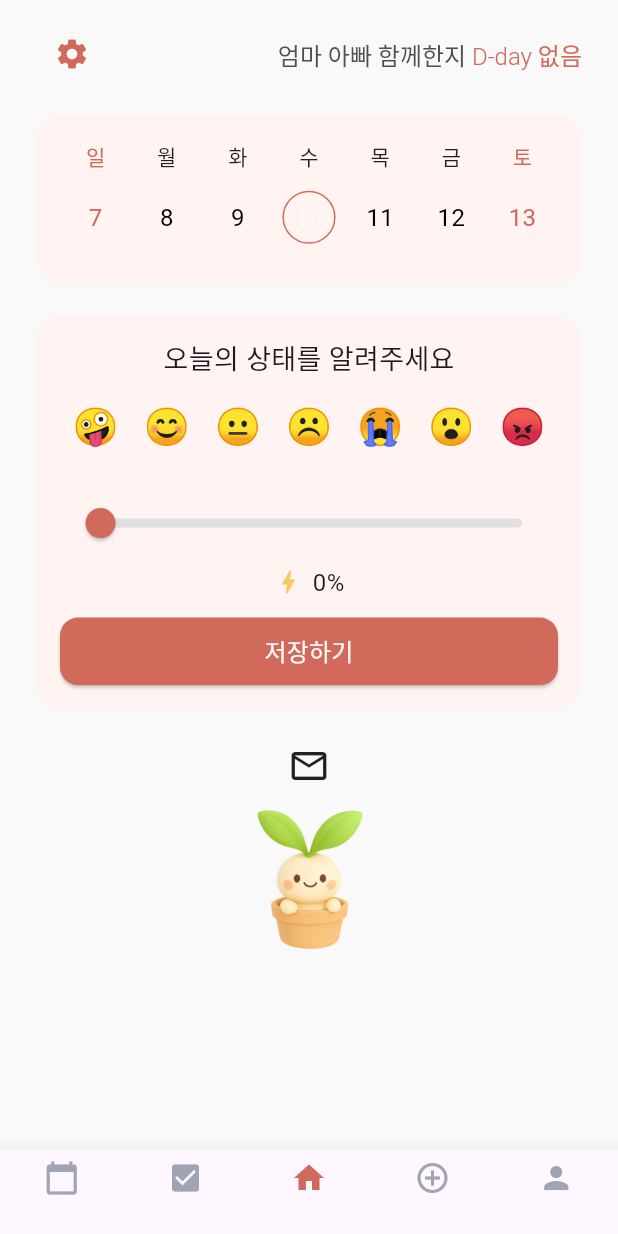
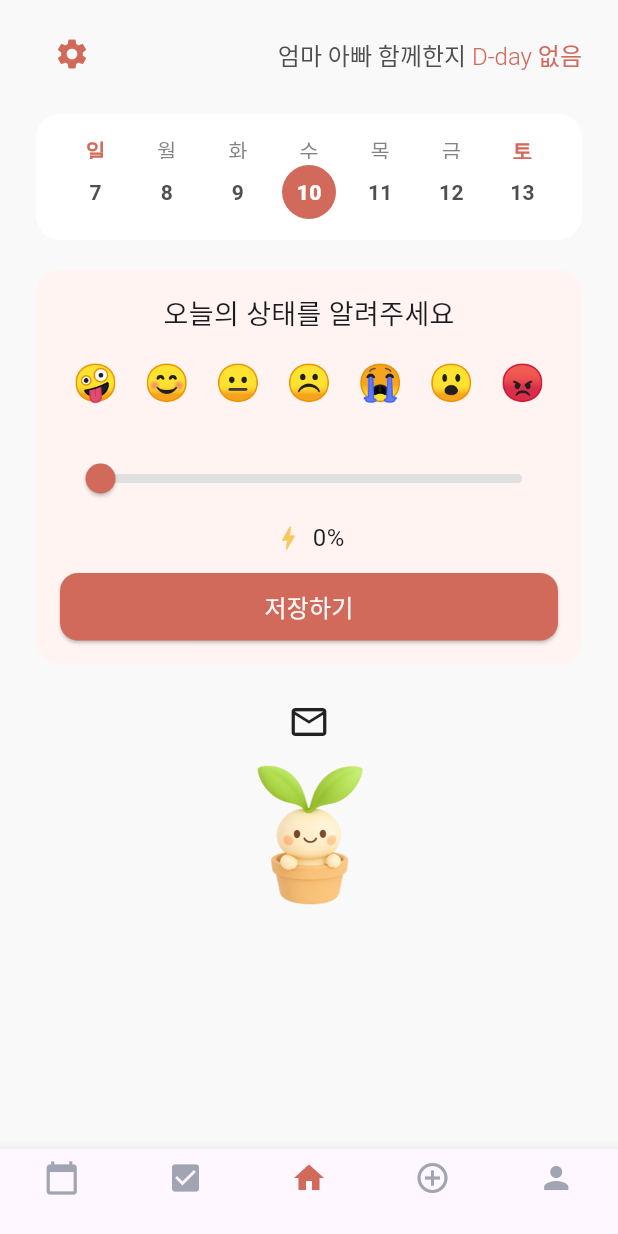
Before and after one commit to leesubeeeeen/growtogether, a Flutter app: the HomePage screen opened by its route, on a phone screen of 412 x 824 dp. Run offline on Flutter 3.47's test engine with Material 3 defaults, Android fonts, the phone set to English and light mode, and no system bars; drawn by our look-alikes of table_calendar; our stand-ins replace cloud_firestore, firebase_auth, firebase_core, flutter_dotenv; accounts and stored records are empty; Roboto replaces fonts that are missing (BMJUA).

Commit message:
fix: 캘린더 날짜 안보이는 오류 수정

```diff
--- a/lib/widgets/calendar_box.dart
+++ b/lib/widgets/calendar_box.dart
@@ -11,67 +11,164 @@ class CalendarBox extends StatefulWidget {
 }
 
 class _CalendarBoxState extends State<CalendarBox> {
-  DateTime _focusedDay = DateTime.now();
-  DateTime? _selectedDay;
-  CalendarFormat _calendarFormat = CalendarFormat.week; // ✅ 기본 주 단위
+  late DateTime _focusedDay;
+  late DateTime _selectedDay;
+
+  @override
+  void initState() {
+    super.initState();
+    final now = DateTime.now();
+    _focusedDay = DateTime(now.year, now.month, now.day);
+    _selectedDay = _focusedDay;
+  }
 
   @override
   Widget build(BuildContext context) {
     return Container(
-      padding: const EdgeInsets.all(16),
+      padding: const EdgeInsets.fromLTRB(16, 14, 16, 10),
       decoration: BoxDecoration(
-        color: Palette.lightRed,
+        color: Colors.white,
         borderRadius: BorderRadius.circular(16),
       ),
       child: TableCalendar(
         locale: 'ko_KR',
-        firstDay: DateTime.utc(2020, 1, 1),
-        lastDay: DateTime.utc(2030, 12, 31),
+        firstDay: DateTime.utc(2010, 1, 1),
+        lastDay: DateTime.utc(2040, 12, 31),
         focusedDay: _focusedDay,
-        calendarFormat: _calendarFormat,
+        calendarFormat: CalendarFormat.week, // ✅ 주간 캘린더
         availableCalendarFormats: const {
           CalendarFormat.week: '주간', // ✅ 월간 전환 막기
         },
-        daysOfWeekHeight: 24,
-        rowHeight: MediaQuery.of(context).size.height * 0.07, // ✅ 높이 줄임
+        headerVisible: false, // ✅ 상단 월 이름 숨기기
+
+        rowHeight: 44,
         selectedDayPredicate: (day) => isSameDay(_selectedDay, day),
+
         onDaySelected: (selectedDay, focusedDay) {
           setState(() {
             _selectedDay = selectedDay;
             _focusedDay = focusedDay;
           });
         },
-        headerVisible: false,
+        onPageChanged: (focusedDay) {
+          _focusedDay = focusedDay;
+        },
+
+        daysOfWeekStyle: DaysOfWeekStyle(
+          weekdayStyle: TextStyle(
+            fontFamily: AppFonts.primaryFont,
+            color: Palette.black.withOpacity(0.7),
+            fontWeight: FontWeight.w500,
+          ),
+          weekendStyle: TextStyle(
+            fontFamily: AppFonts.primaryFont,
+            color: Palette.mainRed,
+            fontWeight: FontWeight.w600,
+          ),
+        ),
+
         calendarStyle: CalendarStyle(
+          outsideDaysVisible: false,
           defaultTextStyle: TextStyle(
             fontFamily: AppFonts.primaryFont,
-            fontSize: 16,
-            color: Colors.black,
+            color: Palette.black,
+            fontWeight: FontWeight.w600,
           ),
           weekendTextStyle: TextStyle(
             fontFamily: AppFonts.primaryFont,
-            fontSize: 16,
             color: Palette.mainRed,
+            fontWeight: FontWeight.w700,
           ),
-          todayDecoration: BoxDecoration(
-            shape: BoxShape.circle,
-            border: Border.all(color: Palette.mainRed),
+          disabledTextStyle: TextStyle(
+            fontFamily: AppFonts.primaryFont,
+            color: Palette.black.withOpacity(0.25),
+            fontWeight: FontWeight.w600,
           ),
           selectedDecoration: const BoxDecoration(
             color: Palette.mainRed,
             shape: BoxShape.circle,
           ),
+          selectedTextStyle: const TextStyle(
+            color: Colors.white,
+            fontWeight: FontWeight.w800,
+          ),
+          todayDecoration: BoxDecoration(
+            border: Border.all(color: Palette.mainRed, width: 2),
+            shape: BoxShape.circle,
+          ),
+          todayTextStyle: TextStyle(
+            color: Palette.mainRed,
+            fontWeight: FontWeight.w800,
+            fontFamily: AppFonts.primaryFont,
+          ),
         ),
-        daysOfWeekStyle: DaysOfWeekStyle(
-          weekdayStyle: TextStyle(
-            fontFamily: AppFonts.primaryFont,
-            color: Colors.black87,
-            fontSize: 14,
+
+        calendarBuilders: CalendarBuilders(
+          selectedBuilder: (context, day, focusedDay) {
+            return Center(
+              child: Container(
+                width: 36,
+                height: 36,
+                decoration: const BoxDecoration(
+                  color: Palette.mainRed,
+                  shape: BoxShape.circle,
+                ),
+                alignment: Alignment.center,
+                child: Text(
+                  '${day.day}',
+                  style: const TextStyle(
+                    color: Colors.white,
+                    fontWeight: FontWeight.w800,
+                  ),
+                ),
+              ),
+            );
+          },
+          todayBuilder: (context, day, focusedDay) {
+            final isSelected = isSameDay(day, _selectedDay);
+            if (isSelected) {
+              // 선택된 날이면 selectedBuilder가 우선 적용됨
+              return null;
+            }
+            return Center(
+              child: Container(
+                width: 36,
+                height: 36,
+                decoration: BoxDecoration(
+                  shape: BoxShape.circle,
+                  border: Border.all(color: Palette.mainRed, width: 2),
+                ),
+                alignment: Alignment.center,
+                child: Text(
+                  '${day.day}',
+                  style: TextStyle(
+                    color: Palette.mainRed,
+                    fontWeight: FontWeight.w800,
+                    fontFamily: AppFonts.primaryFont,
+                  ),
+                ),
+              ),
+            );
+          },
+          defaultBuilder: (context, day, focusedDay) => Center(
+            child: Text(
+              '${day.day}',
+              style: TextStyle(
+                fontFamily: AppFonts.primaryFont,
+                color: Palette.black,
+                fontWeight: FontWeight.w700,
+              ),
+            ),
           ),
-          weekendStyle: TextStyle(
-            fontFamily: AppFonts.primaryFont,
-            color: Palette.mainRed,
-            fontSize: 14,
+          outsideBuilder: (context, day, focusedDay) => Center(
+            child: Text(
+              '${day.day}',
+              style: TextStyle(
+                fontFamily: AppFonts.primaryFont,
+                color: Palette.black.withOpacity(0.25),
+                fontWeight: FontWeight.w600,
+              ),
+            ),
           ),
         ),
       ),
```
